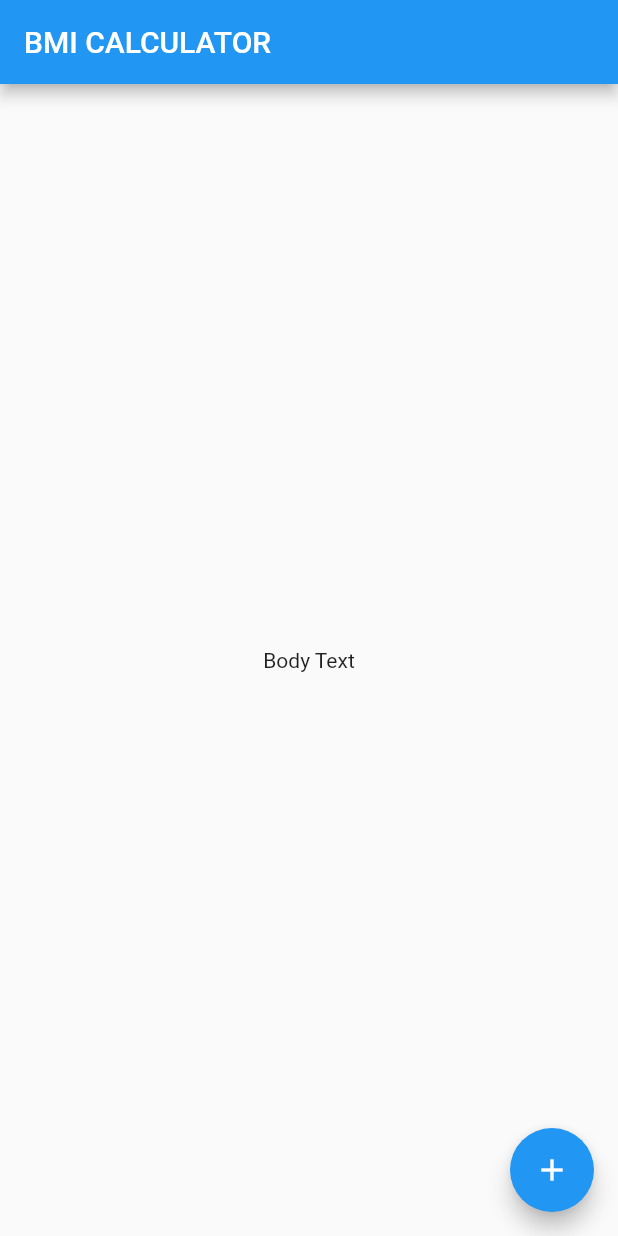
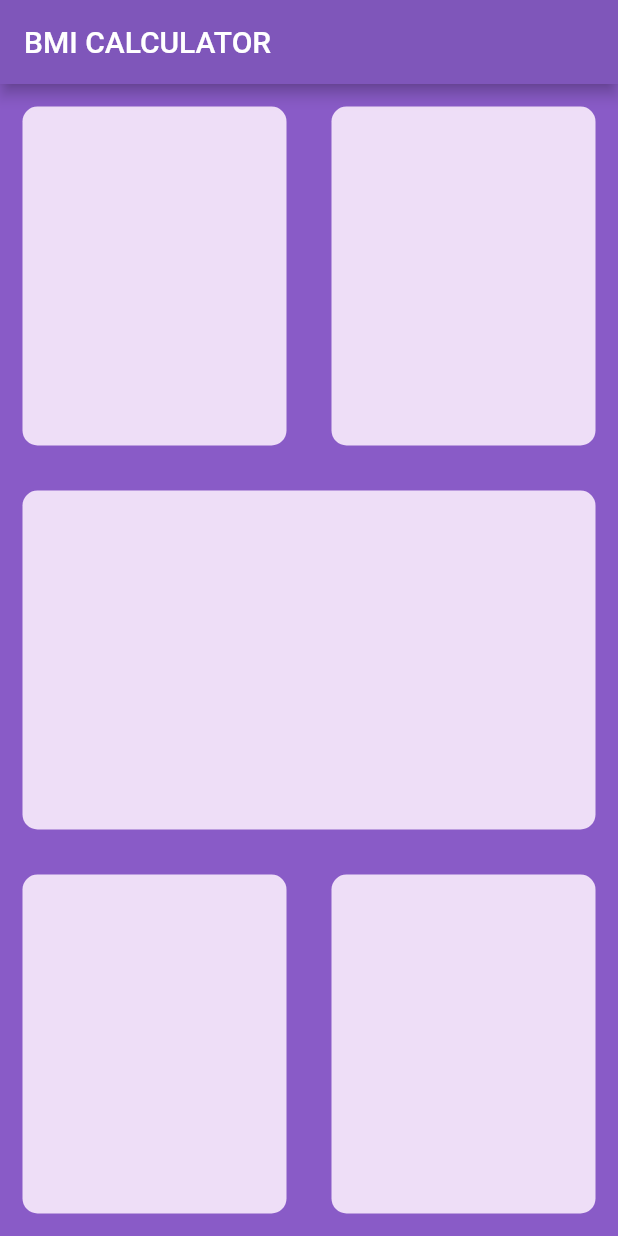
Before and after one commit to bineshburjamagar/flutter-projects, a Flutter app: the screen it shows after launch, on a phone screen of 412 x 824 dp. Run offline on Flutter 3.47's test engine with Material 2 defaults, Android fonts, the phone set to English and light mode, and no system bars; our stand-ins replace audioplayers, rflutter_alert.

Commit message:
adding columns

```diff
--- /dev/null
+++ b/bmi_calculator/lib/input_page.dart
@@ -0,0 +1,72 @@
+import 'package:flutter/material.dart';
+
+class InputPage extends StatefulWidget {
+  const InputPage({Key? key}) : super(key: key);
+
+  @override
+  _InputPageState createState() => _InputPageState();
+}
+
+class _InputPageState extends State<InputPage> {
+  @override
+  Widget build(BuildContext context) {
+    return Scaffold(
+      appBar: AppBar(
+        title: const Text('BMI CALCULATOR'),
+      ),
+      body: Column(
+        children: [
+          Expanded(
+            child: Row(
+              children: const [
+                Expanded(
+                    child: ReusableCard(
+                  colour: Color(0xFFEEDEF7),
+                )),
+                Expanded(
+                  child: ReusableCard(
+                    colour: Color(0xFFEEDEF7),
+                  ),
+                )
+              ],
+            ),
+          ),
+          const Expanded(
+              child: ReusableCard(
+            colour: Color(0xFFEEDEF7),
+          )),
+          Expanded(
+              child: Row(
+            children: const [
+              Expanded(
+                child: ReusableCard(
+                  colour: Color(0xFFEEDEF7),
+                ),
+              ),
+              Expanded(
+                child: ReusableCard(
+                  colour: Color(0xFFEEDEF7),
+                ),
+              ),
+            ],
+          )),
+        ],
+      ),
+    );
+  }
+}
+
+class ReusableCard extends StatelessWidget {
+  const ReusableCard({Key? key, required this.colour}) : super(key: key);
+  final Color colour;
+  @override
+  Widget build(BuildContext context) {
+    return Container(
+      margin: const EdgeInsets.all(15.0),
+      decoration: BoxDecoration(
+        color: colour,
+        borderRadius: BorderRadius.circular(10.0),
+      ),
+    );
+  }
+}
--- a/bmi_calculator/lib/main.dart
+++ b/bmi_calculator/lib/main.dart
@@ -1,4 +1,5 @@
 import 'package:flutter/material.dart';
+import 'input_page.dart';
 
 void main() => runApp(const BMICalculator());
 
@@ -7,33 +8,13 @@
 
   @override
   Widget build(BuildContext context) {
-    return const MaterialApp(
-      home: InputPage(),
+    return MaterialApp(
+      theme: ThemeData.dark().copyWith(
+        colorScheme: const ColorScheme.light()
+            .copyWith(primary: const Color(0xFF7F56BA)),
+        scaffoldBackgroundColor: const Color(0xFF895BC7),
+      ),
+      home: const InputPage(),
     );
   }
 }
-
-class InputPage extends StatefulWidget {
-  const InputPage({Key? key}) : super(key: key);
-
-  @override
-  _InputPageState createState() => _InputPageState();
-}
-
-class _InputPageState extends State<InputPage> {
-  @override
-  Widget build(BuildContext context) {
-    return Scaffold(
-      appBar: AppBar(
-        title: const Text('BMI CALCULATOR'),
-      ),
-      body: const Center(
-        child: Text('Body Text'),
-      ),
-      floatingActionButton: FloatingActionButton(
-        onPressed: () {},
-        child: const Icon(Icons.add),
-      ),
-    );
-  }
-}
```
Also changed, not shown: 1 other file.
